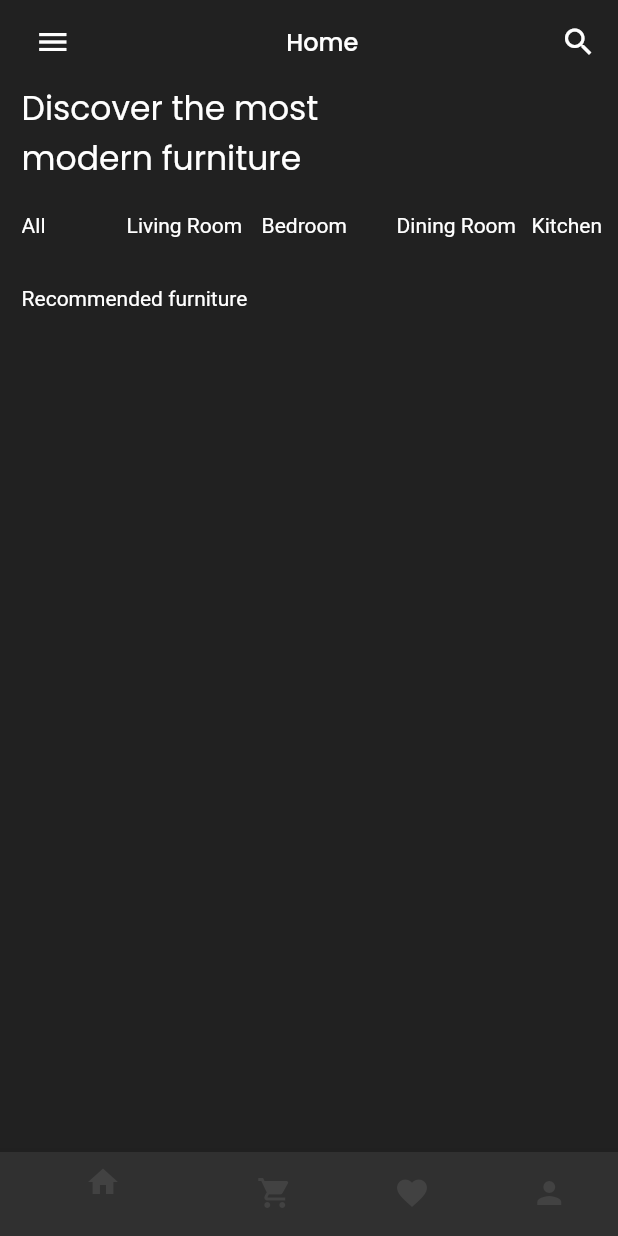
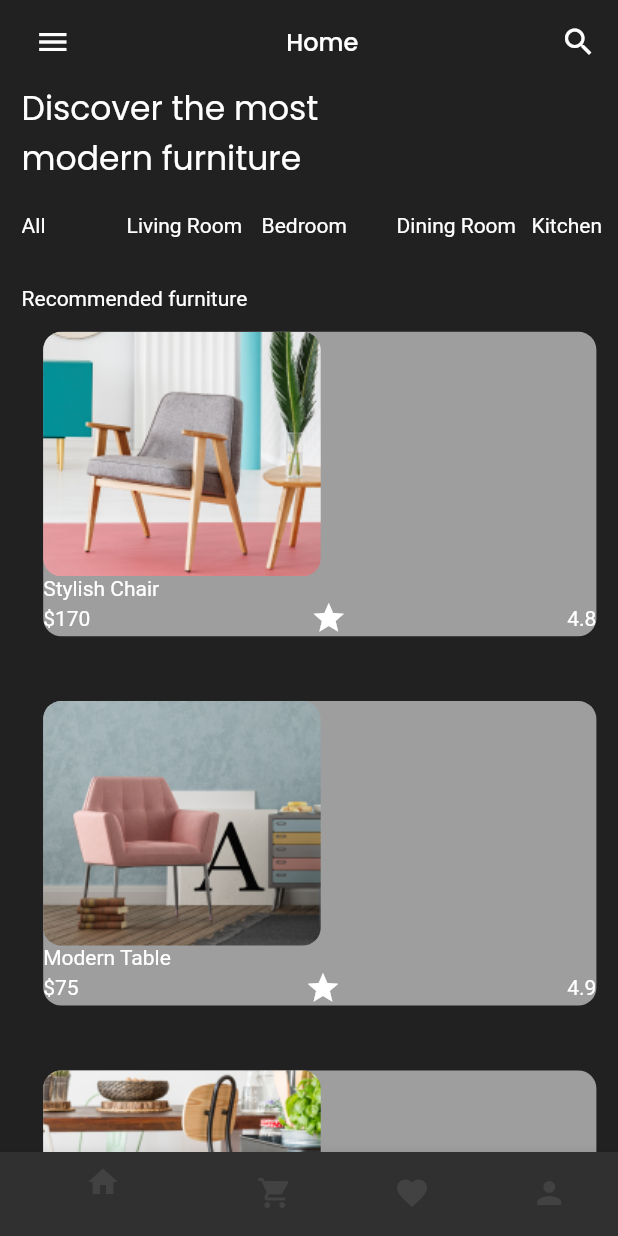
Before and after one commit to aswinadi/fugi_fic, a Flutter app: the screen it shows after launch, on a phone screen of 412 x 824 dp. Run offline on Flutter 3.47's test engine with Material 2 defaults, Android fonts, the phone set to English and light mode, and no system bars; our stand-ins replace google_fonts.

Commit message:
Slicing UI

```diff
--- a/lib/screens/homescreen.dart
+++ b/lib/screens/homescreen.dart
@@ -1,5 +1,5 @@
 import 'package:flutter/material.dart';
-import 'package:flutter_svg/flutter_svg.dart';
+import 'package:fugi_fic/util/furniture_tile.dart';
 import 'package:google_fonts/google_fonts.dart';
 
 class HomeScreen extends StatefulWidget {
@@ -27,6 +27,7 @@ class _HomeScreenState extends State<HomeScreen> {
             style: GoogleFonts.poppins(fontSize: 16),
           ),
         ),
+        // ignore: prefer_const_literals_to_create_immutables
         actions: [
           const Padding(
             padding: EdgeInsets.only(right: 14.4),
@@ -118,13 +119,43 @@ class _HomeScreenState extends State<HomeScreen> {
           const SizedBox(
             height: 20,
           ),
+          // Recommended furniture
           const Padding(
             padding: EdgeInsets.only(left: 14.4),
             child: Text('Recommended furniture'),
           ),
+          Expanded(
+            child: ListView(
+              scrollDirection: Axis.vertical,
+              children: [
+                FurnitureTile(
+                  furnitureImagePath: 'assets/images/furniture_composition.png',
+                  furnitureName: 'Stylish Chair',
+                  furniturePrice: '170',
+                  furnitureRating: '4.8',
+                ),
+                FurnitureTile(
+                  furnitureImagePath: 'assets/images/master_bedroom.png',
+                  furnitureName: 'Modern Table',
+                  furniturePrice: '75',
+                  furnitureRating: '4.9',
+                ),
+                FurnitureTile(
+                  furnitureImagePath: 'assets/images/modern_furniture.png',
+                  furnitureName: 'Wooden Console',
+                  furniturePrice: '240',
+                  furnitureRating: '4.7',
+                ),
+                FurnitureTile(
+                  furnitureImagePath: 'assets/images/vintage_furniture.png',
+                  furnitureName: 'Brown Armchair',
+                  furniturePrice: '210',
+                  furnitureRating: '4.9',
+                ),
+              ],
+            ),
+          ),
         ],
-
-        // Recommended furniture
       ),
     );
   }
--- /dev/null
+++ b/lib/util/furniture_tile.dart
@@ -0,0 +1,55 @@
+import 'package:flutter/material.dart';
+
+class FurnitureTile extends StatelessWidget {
+  final String furnitureImagePath;
+  final String furnitureName;
+  final String furniturePrice;
+  final String furnitureRating;
+
+  FurnitureTile(
+      {required this.furnitureImagePath,
+      required this.furnitureName,
+      required this.furniturePrice,
+      required this.furnitureRating});
+
+  @override
+  Widget build(BuildContext context) {
+    return Padding(
+      padding: const EdgeInsets.only(
+        left: 14.4,
+        bottom: 14.4,
+      ),
+      child: Padding(
+        padding: const EdgeInsets.all(14.4),
+        child: Container(
+          width: 180,
+          decoration: BoxDecoration(
+            borderRadius: BorderRadius.circular(12),
+            color: Colors.grey,
+          ),
+          child: Column(
+            crossAxisAlignment: CrossAxisAlignment.start,
+            children: [
+              //image
+              ClipRRect(
+                borderRadius: BorderRadius.circular(12),
+                child: Image.asset(furnitureImagePath),
+              ),
+              //details
+              Text(furnitureName),
+              //price
+              Row(
+                mainAxisAlignment: MainAxisAlignment.spaceBetween,
+                children: [
+                  Text('\$' + furniturePrice),
+                  Icon(Icons.star),
+                  Text(furnitureRating),
+                ],
+              )
+            ],
+          ),
+        ),
+      ),
+    );
+  }
+}
```
